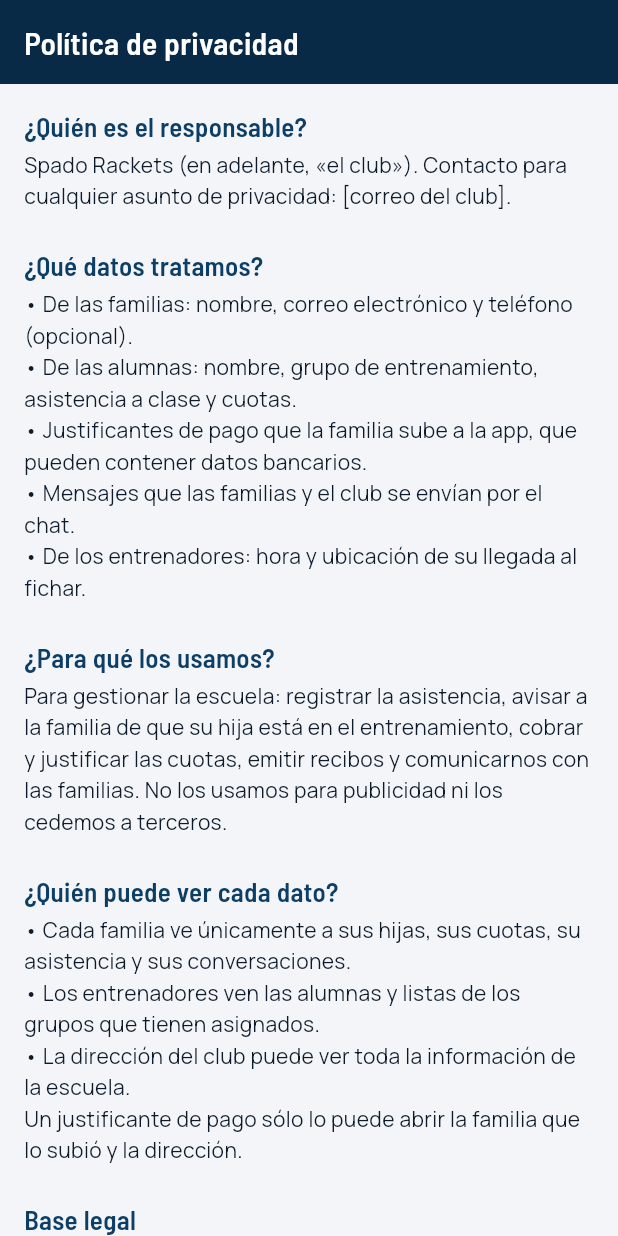
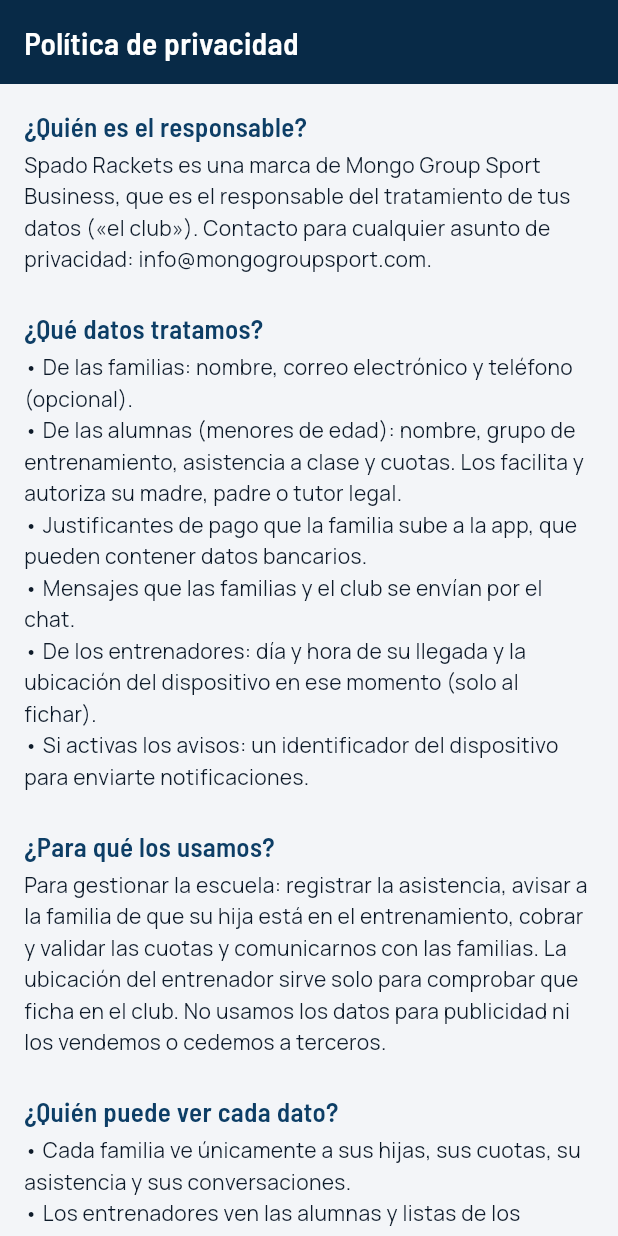
Before and after one commit to yb2ypwpzz9-cmd/https-github.com-nextlevelbuilder-ui-ux-pro-max-skill, a Flutter app: the DocumentosScreen screen opened by its route, on a phone screen of 412 x 824 dp. Run offline on Flutter 3.47's test engine with Material 3 defaults, Android fonts, the phone set to English and light mode, and no system bars; our stand-ins replace cloud_firestore, cloud_functions, file_picker, firebase_auth, firebase_core, firebase_messaging and 5 more; missing offline and left inert: dart:js_interop; accounts and stored records are empty.

Commit message:
Política de privacidad con responsable y contacto del club, menores y encargados; casilla de tutor legal en el registro
Co-Authored-By: Claude Sonnet 5.5 <noreply@anthropic.com>
Claude-Session: https://claude.ai/code/session_01AjzRgQ5b8Xph6EEUpR4ouz

```diff
--- a/spado-rackets-app/lib/config/textos_legales.dart
+++ b/spado-rackets-app/lib/config/textos_legales.dart
@@ -1,35 +1,41 @@
 /// Textos legales de la app. Base de trabajo: debe revisarlos un abogado antes
-/// de abrir la app a las familias, y el club debe completar sus datos de
-/// contacto (marcados entre corchetes).
+/// de abrir la app a las familias.
 abstract final class TextosLegales {
   /// Se sube la versión cuando cambia el texto; el consentimiento de cada
   /// familia guarda con qué versión se aceptó.
-  static const version = '2026-10';
+  static const version = '2026-10-2';
 
   static const privacidadTitulo = 'Política de privacidad';
 
   static const privacidad = [
     (
       '¿Quién es el responsable?',
-      'Spado Rackets (en adelante, «el club»). Contacto para cualquier '
-          'asunto de privacidad: [correo del club].',
+      'Spado Rackets es una marca de Mongo Group Sport Business, que es el '
+          'responsable del tratamiento de tus datos («el club»). Contacto '
+          'para cualquier asunto de privacidad: info@mongogroupsport.com.',
     ),
     (
       '¿Qué datos tratamos?',
       '• De las familias: nombre, correo electrónico y teléfono (opcional).\n'
-          '• De las alumnas: nombre, grupo de entrenamiento, asistencia a '
-          'clase y cuotas.\n'
+          '• De las alumnas (menores de edad): nombre, grupo de '
+          'entrenamiento, asistencia a clase y cuotas. Los facilita y '
+          'autoriza su madre, padre o tutor legal.\n'
           '• Justificantes de pago que la familia sube a la app, que pueden '
           'contener datos bancarios.\n'
           '• Mensajes que las familias y el club se envían por el chat.\n'
-          '• De los entrenadores: hora y ubicación de su llegada al fichar.',
+          '• De los entrenadores: día y hora de su llegada y la ubicación '
+          'del dispositivo en ese momento (solo al fichar).\n'
+          '• Si activas los avisos: un identificador del dispositivo para '
+          'enviarte notificaciones.',
     ),
     (
       '¿Para qué los usamos?',
       'Para gestionar la escuela: registrar la asistencia, avisar a la '
-          'familia de que su hija está en el entrenamiento, cobrar y '
-          'justificar las cuotas, emitir recibos y comunicarnos con las '
-          'familias. No los usamos para publicidad ni los cedemos a terceros.',
+          'familia de que su hija está en el entrenamiento, cobrar y validar '
+          'las cuotas y comunicarnos con las familias. La ubicación del '
+          'entrenador sirve solo para comprobar que ficha en el club. No '
+          'usamos los datos para publicidad ni los vendemos o cedemos a '
+          'terceros.',
     ),
     (
       '¿Quién puede ver cada dato?',
@@ -38,29 +44,39 @@ abstract final class TextosLegales {
           '• Los entrenadores ven las alumnas y listas de los grupos que '
           'tienen asignados.\n'
           '• La dirección del club puede ver toda la información de la '
-          'escuela.\n'
-          'Un justificante de pago sólo lo puede abrir la familia que lo '
+          'escuela, incluidas todas las conversaciones del chat (también las '
+          'privadas), para poder atender consultas y moderar.\n'
+          'Un justificante de pago solo lo puede abrir la familia que lo '
           'subió y la dirección.',
     ),
     (
       'Base legal',
-      'Tu consentimiento, que das al crear la cuenta, y la ejecución del '
+      'Tu consentimiento, que das al crear la cuenta (y, en el caso de las '
+          'alumnas, el de su madre, padre o tutor legal), y la ejecución del '
           'servicio de la escuela. Los datos se tratan conforme a la Ley '
           'núm. 172-13 sobre Protección Integral de los Datos Personales de '
           'la República Dominicana.',
     ),
     (
-      '¿Dónde se guardan y cuánto tiempo?',
-      'En servidores de Google Firebase, con acceso restringido por perfil y '
-          'conexión cifrada. Los conservamos mientras la alumna esté en la '
-          'escuela y el tiempo necesario para atender obligaciones '
-          'administrativas y contables.',
+      '¿Dónde se guardan y con quién?',
+      'En servidores de Google (Firebase), ubicados en Estados Unidos, y la '
+          'web se aloja en Netlify, que registra la dirección IP de las '
+          'visitas. Ambos actúan como proveedores del club y los datos '
+          'viajan cifrados. Si abres la ubicación de un fichaje desde la app, '
+          'se abre Google Maps, que recibirá esas coordenadas.',
+    ),
+    (
+      '¿Cuánto tiempo los conservamos?',
+      'Mientras la alumna esté en la escuela y el tiempo necesario para '
+          'atender obligaciones administrativas y contables. Cuando dejes de '
+          'usar la app puedes pedirnos que eliminemos tu cuenta y tus datos '
+          '(salvo lo que el club deba conservar por ley).',
     ),
     (
       'Tus derechos',
       'Puedes pedir en cualquier momento acceder a tus datos, rectificarlos, '
           'actualizarlos o solicitar que se eliminen, y retirar tu '
-          'consentimiento, escribiendo a [correo del club].',
+          'consentimiento, escribiendo a info@mongogroupsport.com.',
     ),
   ];
 
--- a/spado-rackets-app/lib/screens/auth/registro_screen.dart
+++ b/spado-rackets-app/lib/screens/auth/registro_screen.dart
@@ -25,6 +25,7 @@ class _RegistroScreenState extends State<RegistroScreen> {
   final _codigo = TextEditingController();
   bool _cargando = false;
   bool _acepta = false;
+  bool _tutor = false;
   String? _error;
 
   @override
@@ -37,6 +38,11 @@ class _RegistroScreenState extends State<RegistroScreen> {
 
   Future<void> _registrar() async {
     if (!_form.currentState!.validate()) return;
+    if (!_tutor) {
+      setState(() => _error = 'Para crear la cuenta tienes que confirmar que '
+          'eres madre, padre o tutor legal de la alumna.');
+      return;
+    }
     if (!_acepta) {
       setState(() => _error =
           'Para crear la cuenta tienes que aceptar la política de privacidad.');
@@ -135,6 +141,18 @@ class _RegistroScreenState extends State<RegistroScreen> {
             CheckboxListTile(
               contentPadding: EdgeInsets.zero,
               controlAffinity: ListTileControlAffinity.leading,
+              value: _tutor,
+              onChanged: (v) => setState(() => _tutor = v ?? false),
+              title: Text(
+                'Soy la madre, el padre o el tutor legal de la alumna y '
+                'autorizo que el club trate sus datos para gestionar su '
+                'actividad.',
+                style: t.bodySmall,
+              ),
+            ),
+            CheckboxListTile(
+              contentPadding: EdgeInsets.zero,
+              controlAffinity: ListTileControlAffinity.leading,
               value: _acepta,
               onChanged: (v) => setState(() => _acepta = v ?? false),
               title: Text.rich(
--- a/spado-rackets-app/lib/services/auth_service.dart
+++ b/spado-rackets-app/lib/services/auth_service.dart
@@ -145,6 +145,8 @@ class SessionController extends ChangeNotifier {
         // Constancia del consentimiento: cuándo y con qué versión del texto.
         'consentimientoEn': FieldValue.serverTimestamp(),
         'consentimientoVersion': TextosLegales.version,
+        // Declaración de que es madre, padre o tutor legal de las alumnas.
+        'consentimientoMenores': true,
       });
       await vincular(codigoLimpio);
     } catch (error) {
```
Also changed, not shown: 1 other file.
